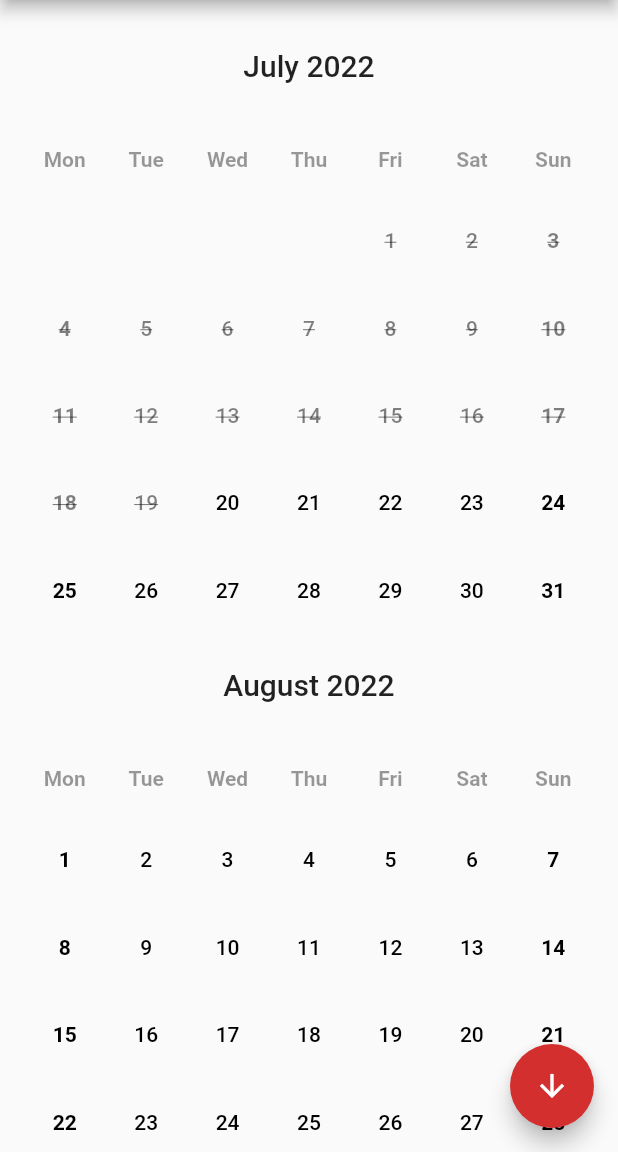
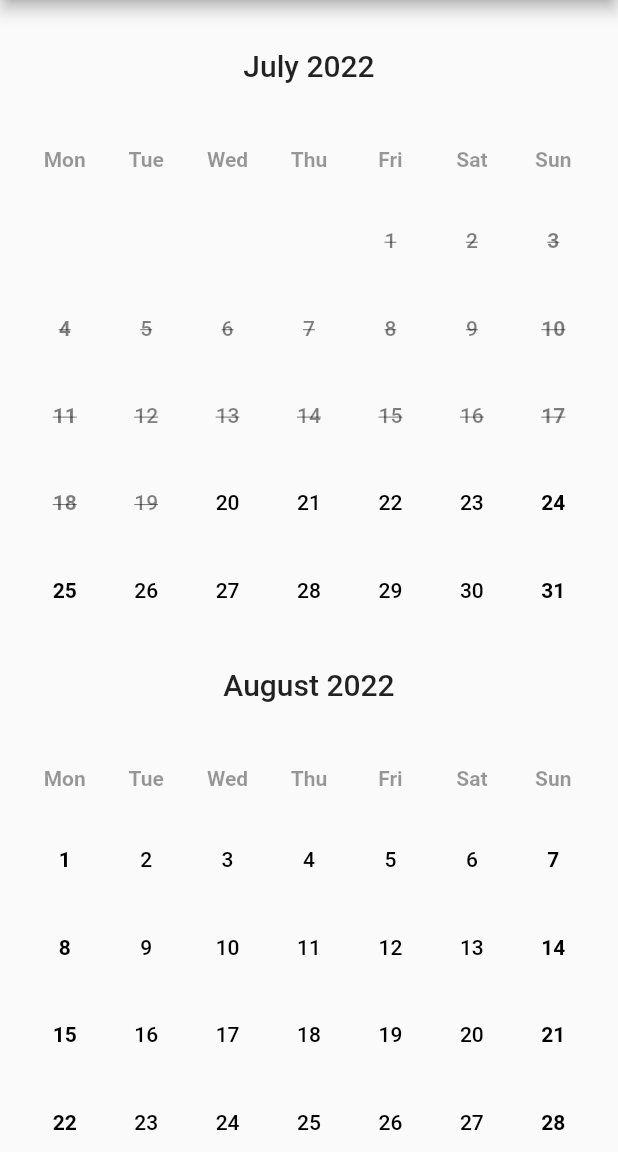
Before and after one commit to FabioFiuza/scrollable_clean_calendar, a Flutter app: the screen it shows after launch, on a phone screen of 412 x 824 dp, the part 84-1236 px from its top. Run offline on Flutter 3.47's test engine with Material 2 defaults, Android fonts, the phone set to English and light mode, and no system bars; drawn by our look-alikes of scrollable_positioned_list.

```diff
--- a/example/lib/main.dart
+++ b/example/lib/main.dart
@@ -17,7 +17,7 @@ class MyApp extends StatelessWidget {
     onPreviousMinDateTapped: (date) {},
     onAfterMaxDateTapped: (date) {},
     weekdayStart: DateTime.monday,
-    initialFocusDate: DateTime(2023, 5),
+    // initialFocusDate: DateTime(2023, 5),
     // initialDateSelected: DateTime(2022, 3, 15),
     // endDateSelected: DateTime(2022, 3, 20),
   );
@@ -55,12 +55,12 @@ class MyApp extends StatelessWidget {
             )
           ],
         ),
-        floatingActionButton: FloatingActionButton(
-          child: const Icon(Icons.arrow_downward),
-          onPressed: () {
-            calendarController.jumpToMonth(date: DateTime(2022, 8));
-          },
-        ),
+        // floatingActionButton: FloatingActionButton(
+        //   child: const Icon(Icons.arrow_downward),
+        //   onPressed: () {
+        //     calendarController.jumpToMonth(date: DateTime(2022, 8));
+        //   },
+        // ),
         body: ScrollableCleanCalendar(
           calendarController: calendarController,
           layout: Layout.BEAUTY,
```
Also changed, not shown: 1 other file.
